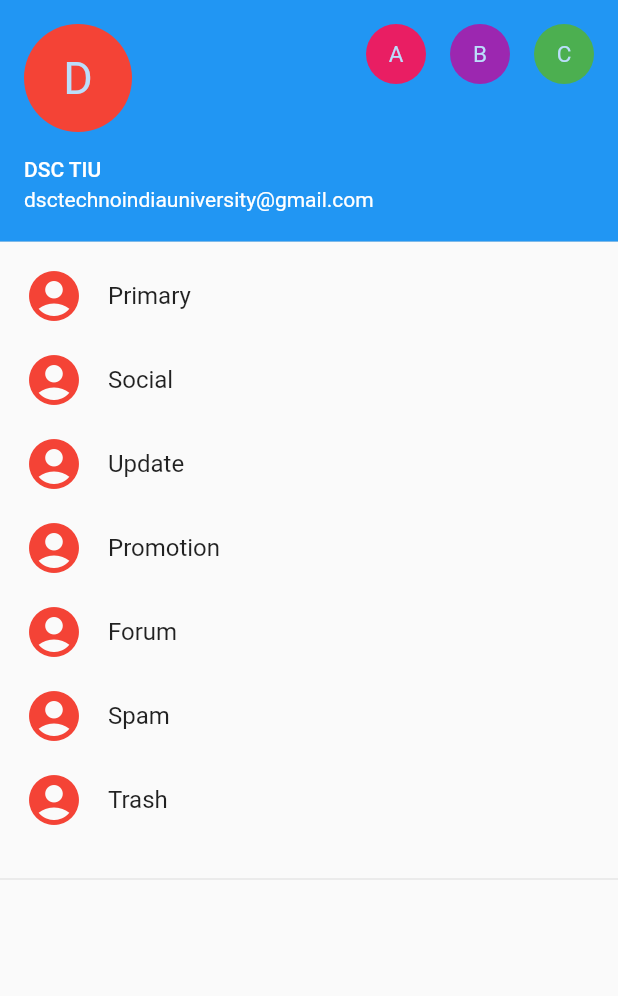
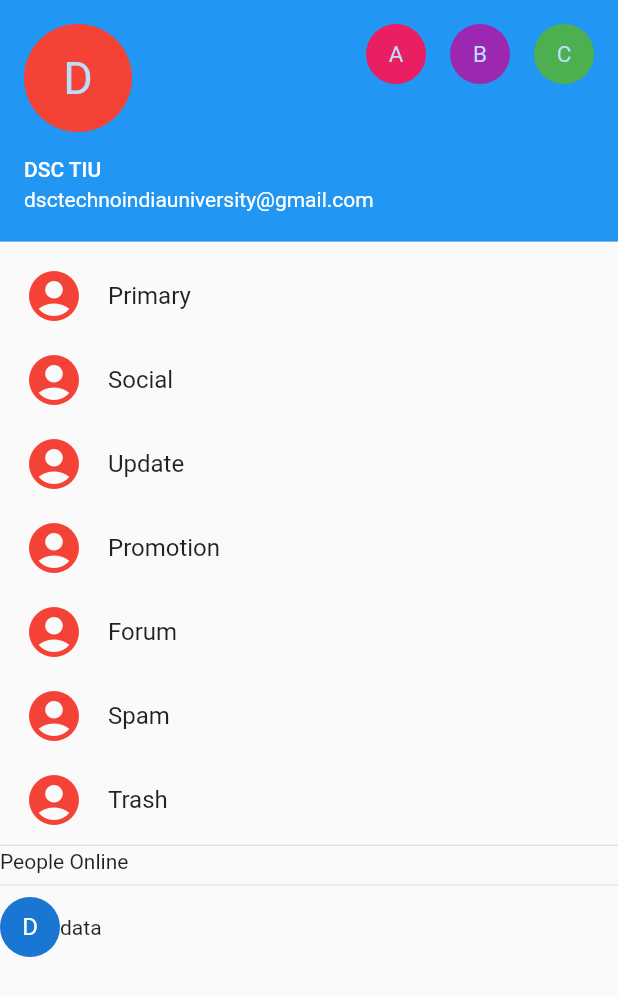
Before and after one commit to dsc-tiu/flutter_layout, a Flutter app: the Account widget shown alone on an empty page, opened directly, on a phone screen of 412 x 824 dp. Shown: the top 996 px of the screen. Run offline on Flutter 3.47's test engine with Material 2 defaults, Android fonts, the phone set to English and light mode, and no system bars.

Commit message:
upgrade2

```diff
--- a/lib/drawyer.dart
+++ b/lib/drawyer.dart
@@ -55,7 +55,17 @@ class Account extends StatelessWidget {
               leading: Icon(Icons.account_circle,size: 40.0,color: Colors.red,),
               title: Text("Trash"),
             ),
-            Divider(height: 50.0,),
+            Divider(height: 5.0,),
+            Text("People Online"),
+            Divider(),
+            Row(
+              children: <Widget>[
+                CircleAvatar(
+                  child: Text("D"),
+                ),
+                Text("data")
+              ],
+            )
           ],
         );
   }
```
